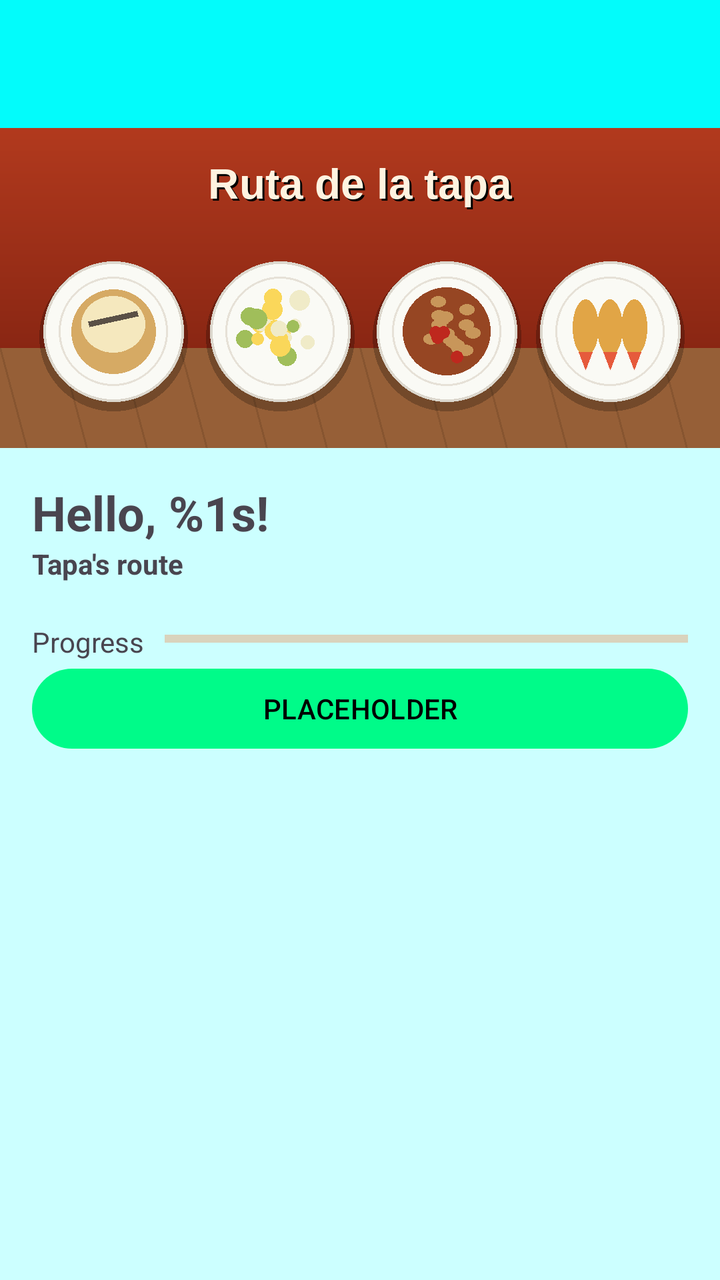
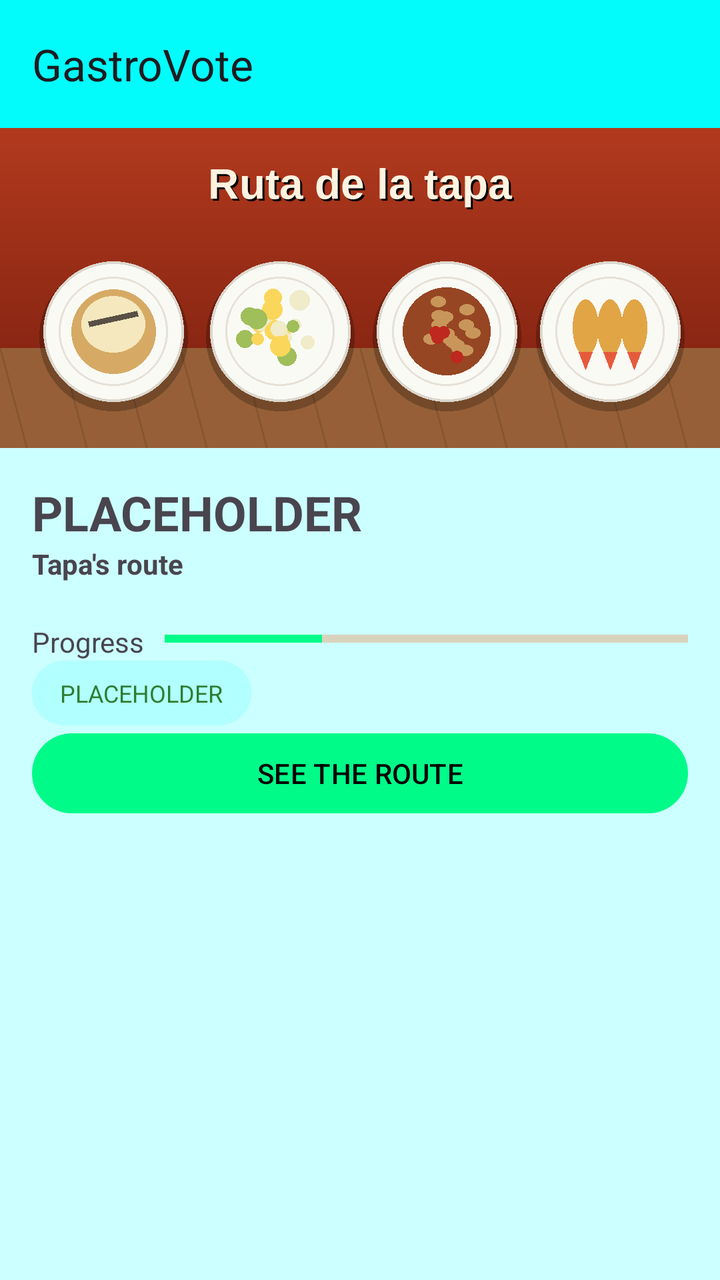

The first picture is an Android layout as it rendered before a commit; the second is the same layout after the commit. The layout source and the unified diff follow.
<!-- AndroidManifest.xml: application theme Theme.GastroVote -->
<!-- res/layout/activity_main.xml -->
<?xml version="1.0" encoding="utf-8"?>
<LinearLayout xmlns:android="http://schemas.android.com/apk/res/android"
    xmlns:app="http://schemas.android.com/apk/res-auto"
    xmlns:tools="http://schemas.android.com/tools"
    android:id="@+id/main"
    android:layout_width="match_parent"
    android:layout_height="match_parent"
    android:fillViewport="true"
    tools:context=".MainActivity"
    android:orientation="vertical">

    <androidx.appcompat.widget.Toolbar
        android:id="@+id/toolbar"
        android:layout_width="match_parent"
        android:layout_height="?attr/actionBarSize"
        android:background="?attr/toolbar_bg_color"/>

        
        <androidx.constraintlayout.widget.ConstraintLayout
            android:layout_width="wrap_content"
            android:layout_height="wrap_content">

            <ImageView
                android:id="@+id/ivBanner"
                android:layout_width="match_parent"
                android:layout_height="0dp"
                android:scaleType="fitXY"
                app:layout_constraintBottom_toBottomOf="parent"
                app:layout_constraintEnd_toEndOf="parent"
                app:layout_constraintStart_toStartOf="parent"
                app:layout_constraintTop_toTopOf="parent"
                app:layout_constraintDimensionRatio="225:100"
                app:srcCompat="@drawable/banner_tapas"
                tools:ignore="ContentDescription" />
        </androidx.constraintlayout.widget.ConstraintLayout>


    <LinearLayout
        android:layout_width="match_parent"
        android:layout_height="wrap_content"
        android:layout_marginHorizontal="16dp"
        android:orientation="vertical">
        <Space
            android:layout_width="match_parent"
            android:layout_height="16dp"/>

        
        <TextView
            android:layout_width="wrap_content"
            android:layout_height="wrap_content"
            android:id="@+id/tvTitulo"
            android:text="@string/saludo"
            android:textSize="24sp"
            android:textStyle="bold"
            android:textIsSelectable="false"/>
        <TextView
            android:id="@+id/tvSubtitulo"
            android:layout_width="wrap_content"
            android:layout_height="wrap_content"
            android:text="@string/subtitle"
            android:textIsSelectable="false"
            android:textStyle="bold"
            android:textSize="14sp"
            />
        <Space
            android:layout_width="match_parent"
            android:layout_height="20dp"/>

        
        <LinearLayout
            android:layout_width="match_parent"
            android:layout_height="wrap_content">
            <TextView
                android:layout_width="wrap_content"
                android:layout_height="wrap_content"
                android:text="@string/progress"
                android:textSize="14sp"
                android:id="@+id/tvProgress"/>
            <Space
                android:layout_width="10dp"
                android:layout_height="10dp"/>

            <ProgressBar
                android:id="@+id/progressBar"
                style="?android:attr/progressBarStyleHorizontal"
                android:layout_width="fill_parent"
                android:layout_height="wrap_content"
                android:progressTint="@color/main_theme"
                android:progressBackgroundTint="@color/orange"
                android:max="8"
                android:progress="0"/>


        </LinearLayout>
        <Button
            android:layout_width="match_parent"
            android:layout_height="wrap_content"
            android:id="@+id/btGotoList"
            android:text="@string/placeholder"
            android:onClick="gotoList"/>

    </LinearLayout><Space
        android:layout_width="match_parent"
        android:layout_height="150dp"/></LinearLayout>
<!-- resources referenced by this layout -->
<resources>
  <color name="main_theme">#00FB89</color>
  <color name="orange">#F50</color>
  <!-- drawable banner_tapas: png bitmap (drawable, 25093 bytes) -->
  <string name="placeholder" translatable="false">PLACEHOLDER</string>
  <string name="progress">Progress</string>
  <string name="saludo">Hello, %1s!</string>
  <string name="subtitle">Tapa\'s route</string>
  <style name="Theme.GastroVote" parent="Base.Theme.GastroVote" />
  <style name="Base.Theme.GastroVote" parent="Theme.Material3.DayNight.NoActionBar">
          
          
  
          <item name="colorPrimary">@color/main_theme</item>
          <item name="colorOnPrimary">@color/black</item>
          <item name="colorSecondary">@color/main_theme2</item>
          <item name="check_ic">@drawable/check_ic_dark</item>
          <item name="barCard_img_src">@drawable/bg_card3</item>
          <item name="barCard_txt_color">@color/black</item>
          <item name="barCard_title_color">@color/txt_orange</item>
          <item name="android:colorBackground">@color/light_bg</item>
          <item name="toolbar_bg_color">@color/main_theme2</item>
          <item name="resumee_bg">@color/light_cyan</item>
      </style>
  <color name="black">#FF000000</color>
  <color name="main_theme2">#02FCFB</color>
  <!-- drawable check_ic_dark: png bitmap (drawable, 887 bytes) -->
  <!-- drawable bg_card3: png bitmap (drawable, 4851 bytes) -->
  <color name="txt_orange">#F50</color>
  <color name="light_bg">#CFF</color>
  <color name="light_cyan">#68FF</color>
</resources>

<!-- the commit's change to res/layout/activity_main.xml (unified diff, before → after) -->
@@ -13,7 +13,8 @@
         android:id="@+id/toolbar"
         android:layout_width="match_parent"
         android:layout_height="?attr/actionBarSize"
-        android:background="?attr/toolbar_bg_color"/>
+        android:background="?attr/toolbar_bg_color"
+        app:title="@string/app_name"/>
 
         
         <androidx.constraintlayout.widget.ConstraintLayout
@@ -49,7 +50,7 @@
             android:layout_width="wrap_content"
             android:layout_height="wrap_content"
             android:id="@+id/tvTitulo"
-            android:text="@string/saludo"
+            android:text="@string/placeholder"
             android:textSize="24sp"
             android:textStyle="bold"
             android:textIsSelectable="false"/>
@@ -87,16 +88,23 @@
                 android:layout_height="wrap_content"
                 android:progressTint="@color/main_theme"
                 android:progressBackgroundTint="@color/orange"
-                android:max="8"
-                android:progress="0"/>
+                android:max="10"
+                android:progress="3"/>
 
 
         </LinearLayout>
+        <TextView
+            android:layout_width="wrap_content"
+            android:layout_height="wrap_content"
+            android:text="@string/placeholder"
+            style="@style/connection_info_tv"
+            android:id="@+id/tvConnectionInfo"
+            />
         <Button
             android:layout_width="match_parent"
             android:layout_height="wrap_content"
             android:id="@+id/btGotoList"
-            android:text="@string/placeholder"
+            android:text="@string/app_init_bt_text"
             android:onClick="gotoList"/>
 
     </LinearLayout><Space
<!-- resource entries referenced after the edit -->
@@ -3,11 +3,39 @@
   <color name="main_theme">#00FB89</color>
   <color name="orange">#F50</color>
   <!-- drawable banner_tapas: png bitmap (drawable, 25093 bytes) -->
+  <string name="app_init_bt_text">SEE THE ROUTE</string>
+  <string name="app_name">GastroVote</string>
   <string name="placeholder" translatable="false">PLACEHOLDER</string>
   <string name="progress">Progress</string>
-  <string name="saludo">Hello, %1s!</string>
   <string name="subtitle">Tapa\'s route</string>
+  <style name="connection_info_tv">
+          <item name="android:background">@drawable/bg_badge_wifi_connected</item>
+          <item name="android:backgroundTint">?attr/resumee_bg</item>
+          <item name="android:textColor">#2E7D32</item>
+          <item name="android:textSize">12sp</item>
+          <item name="android:gravity">center_vertical</item>
+          <item name="android:maxLines">1</item>
+          <item name="android:ellipsize">end</item>
+      </style>
   <style name="Theme.GastroVote" parent="Base.Theme.GastroVote" />
+  <!-- drawable bg_badge_wifi_connected (drawable) -->
+  <?xml version="1.0" encoding="utf-8"?>
+  <shape xmlns:android="http://schemas.android.com/apk/res/android"
+      android:shape="rectangle">
+  
+      
+      <solid android:color="#E7F3E6" />
+  
+      
+      <corners android:radius="100dp" />
+  
+      
+      <padding
+          android:left="14dp"
+          android:top="8dp"
+          android:right="14dp"
+          android:bottom="8dp" />
+  </shape>
   <style name="Base.Theme.GastroVote" parent="Theme.Material3.DayNight.NoActionBar">
           
           
